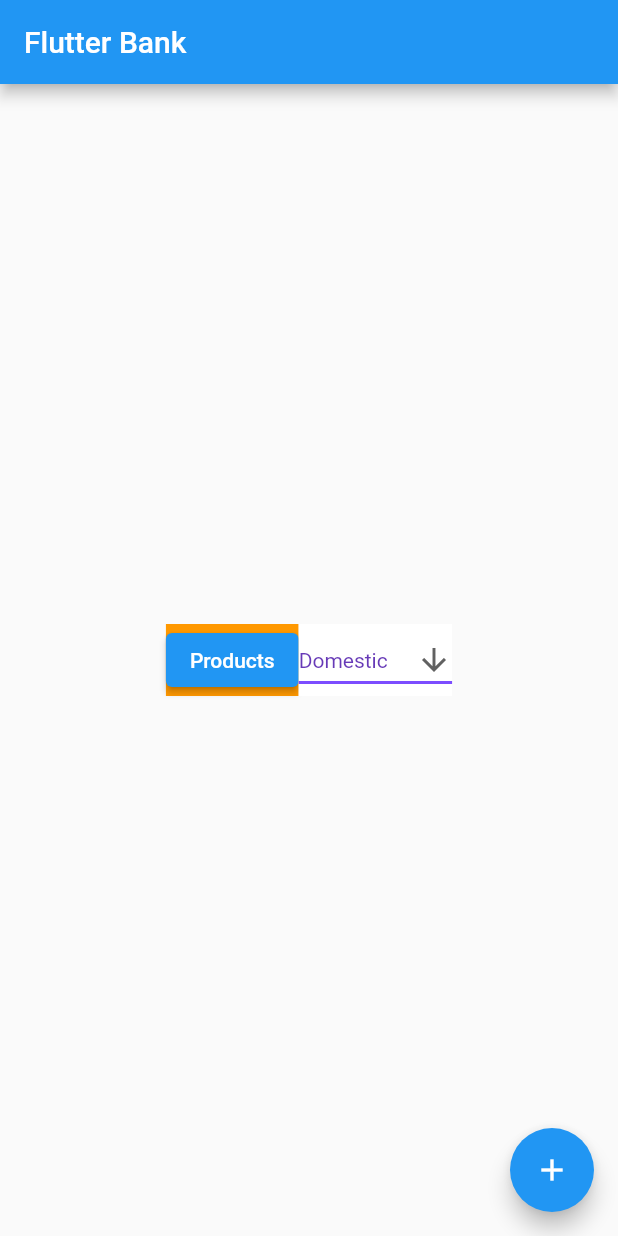
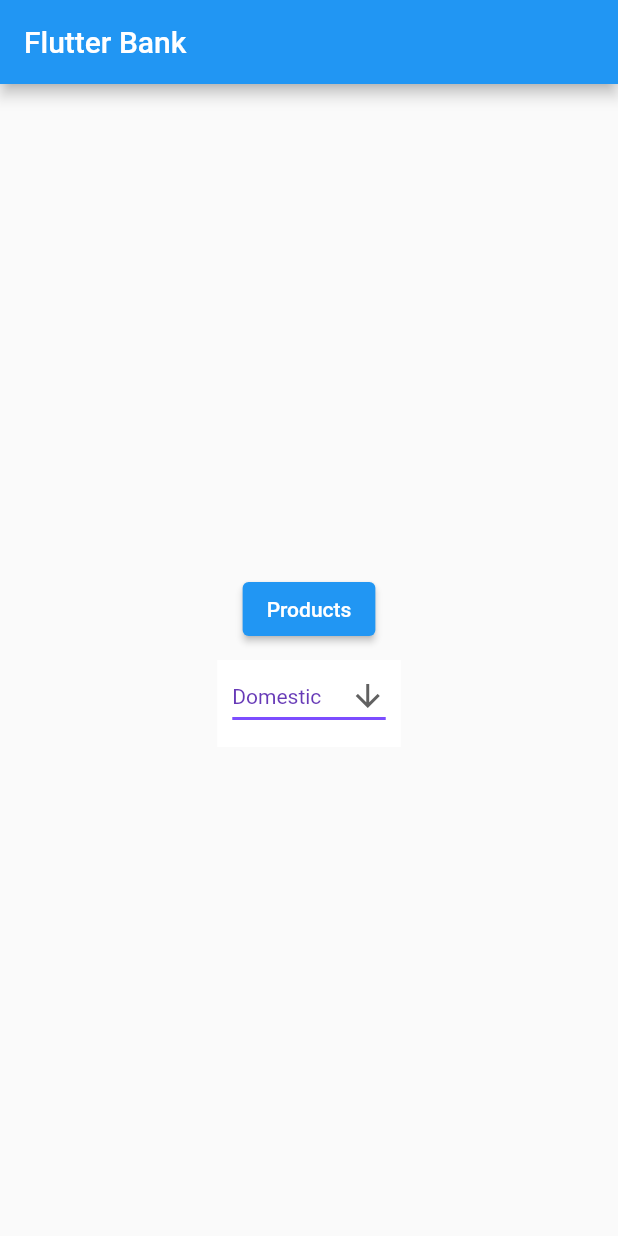
Before and after one commit to aladevlearning/flutter-bank-poc, a Flutter app: the screen it shows after launch, on a phone screen of 412 x 824 dp. Run offline on Flutter 3.47's test engine with Material 2 defaults, Android fonts, the phone set to English and light mode, and no system bars.

Commit message:
Main layout clean

```diff
--- a/flutter_bank/lib/main.dart
+++ b/flutter_bank/lib/main.dart
@@ -96,12 +96,11 @@ class _MyHomePageState extends State<MyHomePage> {
           // horizontal).
           mainAxisAlignment: MainAxisAlignment.center,
           children: <Widget>[
-            Row(
+            Column(
               mainAxisAlignment: MainAxisAlignment.center,
               children: [
-                Container(
-                  color: Colors.orange,
-                  child: ElevatedButton(
+                // color: Colors.orange,
+                ElevatedButton(
                   child: const Text('Products'),
                   onPressed: () {
                     Navigator.push(
@@ -111,9 +110,16 @@ class _MyHomePageState extends State<MyHomePage> {
                     );
                   },
                 ),
-                ),
+                Padding(
+                  padding: EdgeInsets.fromLTRB(20, 0, 20, 0),
+                  child: Container(
+                    padding: const EdgeInsets.all(0.0),
+                    height: 10.0,
+                  ), //Container
+                ), //Padding
                 Container(
                   color: Colors.white,
+                  padding: const EdgeInsets.fromLTRB(10, 0, 10, 10),
                   child: DropdownButton<String>(
                     value: dropdownValue,
                     icon: const Icon(Icons.arrow_downward),
@@ -165,11 +171,11 @@ class _MyHomePageState extends State<MyHomePage> {
           ],
         ),
       ),
-      floatingActionButton: FloatingActionButton(
+      /* floatingActionButton: FloatingActionButton(
         onPressed: _incrementCounter,
         tooltip: 'Increment',
         child: const Icon(Icons.add),
-      ), // This trailing comma makes auto-formatting nicer for build methods.
+      ),*/ // This trailing comma makes auto-formatting nicer for build methods.
     );
   }
 }
```
Lines whose indentation alone changed are shown as unchanged.
